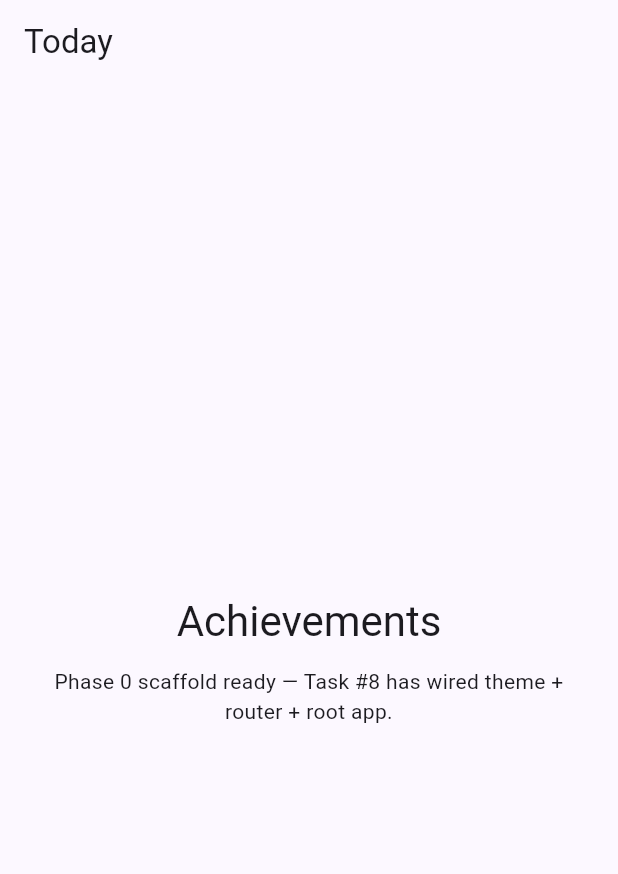
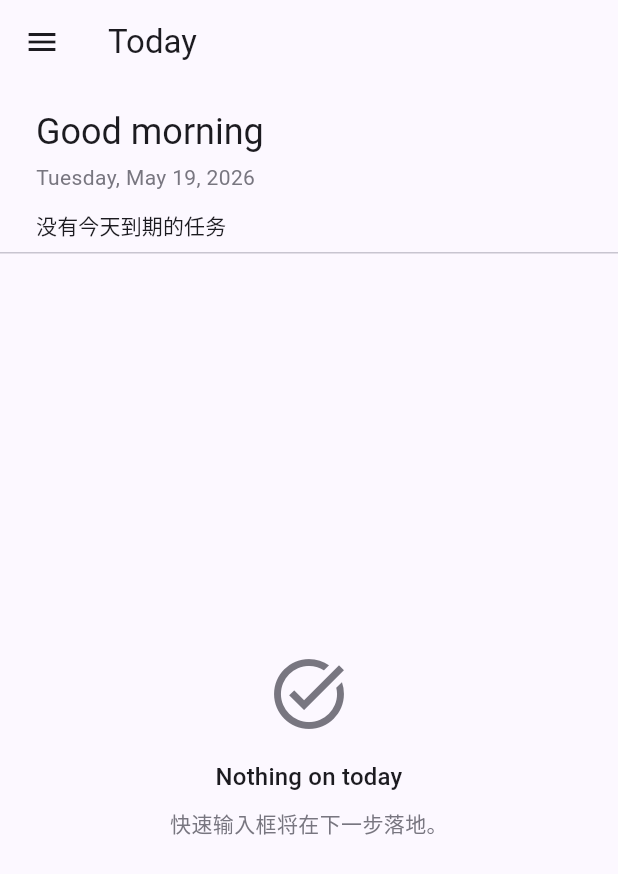
Before and after one commit to shiyi-projects/achievements, a Flutter app: the screen it shows after launch, on a phone screen of 412 x 824 dp. Shown: the top 874 px of the screen. Run offline on Flutter 3.47's test engine with Material 3 defaults, Android fonts, the phone set to English and light mode, and no system bars; our stand-ins replace drift, flutter_riverpod, go_router, riverpod_annotation, sqlite3_flutter_libs; missing offline and left inert: sqlite3; accounts and stored records are empty; generated files the repository leaves out were written again.

Commit message:
feat(frontend): build responsive shell with today skeleton
Phase 1 step 1 收尾,把 Sidebar / Today / 启动 bootstrap / 响应式布局
串起来,得到一个真正能跑的本地 Today 视图。

- lib/shared/widgets/empty_state.dart
  * 通用 EmptyState(icon + title + 可选 subtitle),后续 Sidebar /
    Search / Statistics / Achievement 等复用
- lib/features/today/today_page.dart 重写为纯 body widget(不再自带
  Scaffold / AppBar,由外层 Shell 提供):
  * 时段问候(Good morning / afternoon / evening)+ DateFormat.yMMMMEEEEd 日期
  * 待办 / 已完成数量统计
  * todayTasksProvider 流式驱动列表;tasks 为空时渲染 EmptyState
  * 任务行:checked 图标 + 删除线 + 暗化文字(完成态视觉)
- lib/app/shell.dart 响应式外壳:
  * 宽 >= 720:左侧 280px Sidebar 常驻 + VerticalDivider + 右侧 AppBar+body
  * 宽 < 720:汉堡 Drawer 包 Sidebar,body 全屏渲染
  * child 必须是 "纯 body",避免 Scaffold 嵌套
- lib/app/router.dart `/` 路由由 Shell(title:'Today') 包裹 TodayPage
- lib/app/app.dart 用 MaterialApp.router + builder gate:
  * watch appBootstrapProvider,loading -> Splash,error -> 文案,
    data -> 真实 router child
- test/widget_test.dart 重写:
  * 用 ProviderScope.overrides 覆盖 appBootstrap / todayTasks /
    allLists / allFolders 为同步空数据,避开真实 Drift
  * 断言 Today 标题渲染、MaterialApp 实例存在

flutter analyze:No issues found
flutter test:1 passed

```diff
--- a/frontend/lib/app/app.dart
+++ b/frontend/lib/app/app.dart
@@ -1,24 +1,68 @@
 import 'package:achievements/app/router.dart';
 import 'package:achievements/app/theme.dart';
+import 'package:achievements/data/repositories/bootstrap_provider.dart';
 import 'package:flutter/material.dart';
 import 'package:flutter_riverpod/flutter_riverpod.dart';
 
 /// Achievements 根 Widget。
 ///
-/// 监听 `routerProvider` 取得 GoRouter,使用 Material 3 主题
-/// (浅色 / 深色由系统 brightness 决定;Phase 4 接入设置页后改由用户偏好驱动)。
+/// MaterialApp.router 驱动路由,builder 内根据 appBootstrap 状态决定:
+///   - loading -> [_BootstrapSplash]
+///   - error   -> [_BootstrapError]
+///   - data    -> 真实页面(child!)
+///
+/// 主题默认跟随系统 brightness;Phase 4 设置页接入后由用户偏好驱动。
 class AchievementsApp extends ConsumerWidget {
   const AchievementsApp({super.key});
 
   @override
   Widget build(BuildContext context, WidgetRef ref) {
     final router = ref.watch(routerProvider);
+
     return MaterialApp.router(
       title: 'Achievements',
       debugShowCheckedModeBanner: false,
       theme: buildLightTheme(),
       darkTheme: buildDarkTheme(),
       routerConfig: router,
+      builder: (context, child) {
+        final bootstrap = ref.watch(appBootstrapProvider);
+        return bootstrap.when(
+          loading: () => const _BootstrapSplash(),
+          error: (e, st) => _BootstrapError(message: e.toString()),
+          data: (_) => child ?? const SizedBox.shrink(),
+        );
+      },
     );
   }
 }
+
+class _BootstrapSplash extends StatelessWidget {
+  const _BootstrapSplash();
+
+  @override
+  Widget build(BuildContext context) {
+    return const Scaffold(body: Center(child: CircularProgressIndicator()));
+  }
+}
+
+class _BootstrapError extends StatelessWidget {
+  const _BootstrapError({required this.message});
+
+  final String message;
+
+  @override
+  Widget build(BuildContext context) {
+    return Scaffold(
+      body: Center(
+        child: Padding(
+          padding: const EdgeInsets.all(24),
+          child: Text(
+            '初始化失败:$message',
+            style: TextStyle(color: Theme.of(context).colorScheme.error),
+          ),
+        ),
+      ),
+    );
+  }
+}
--- a/frontend/lib/app/router.dart
+++ b/frontend/lib/app/router.dart
@@ -1,3 +1,4 @@
+import 'package:achievements/app/shell.dart';
 import 'package:achievements/features/today/today_page.dart';
 import 'package:flutter_riverpod/flutter_riverpod.dart';
 import 'package:go_router/go_router.dart';
@@ -7,8 +8,8 @@ part 'router.g.dart';
 
 /// 应用顶层路由配置。
 ///
-/// Phase 0 只暴露根路径 `/`,渲染 TodayPage。后续 Phase 在此基础上追加
-/// `/list/:id`、`/task/:id`、`/calendar`、`/focus`、`/stats` 等。
+/// Phase 1 step 1 只暴露根路径 `/`,渲染 [AppShell] 嵌套 [TodayPage]。
+/// 后续 Phase 在此基础上追加 list / task / calendar / focus / stats 等。
 @Riverpod(keepAlive: true)
 GoRouter router(Ref ref) {
   return GoRouter(
@@ -17,7 +18,8 @@ GoRouter router(Ref ref) {
       GoRoute(
         path: '/',
         name: 'today',
-        builder: (context, state) => const TodayPage(),
+        builder: (context, state) =>
+            const AppShell(title: 'Today', child: TodayPage()),
       ),
     ],
   );
--- /dev/null
+++ b/frontend/lib/app/shell.dart
@@ -0,0 +1,49 @@
+import 'package:achievements/features/sidebar/sidebar.dart';
+import 'package:flutter/material.dart';
+
+/// 响应式应用外壳。
+///
+/// - 桌面(width >= [_kSplitBreakpoint]):左侧 [Sidebar] 常驻,无 AppBar
+///   leading;右侧渲染 [child]
+/// - 移动:AppBar 自带汉堡按钮打开 [Sidebar] Drawer,body 全屏渲染 [child]
+///
+/// child 必须是"纯 body"(不要再嵌套 Scaffold / AppBar)。
+class AppShell extends StatelessWidget {
+  const AppShell({required this.title, required this.child, super.key});
+
+  final String title;
+  final Widget child;
+
+  static const double _kSplitBreakpoint = 720;
+  static const double _kSidebarWidth = 280;
+
+  @override
+  Widget build(BuildContext context) {
+    final isWide = MediaQuery.sizeOf(context).width >= _kSplitBreakpoint;
+    if (isWide) {
+      return Scaffold(
+        body: Row(
+          children: [
+            const SizedBox(width: _kSidebarWidth, child: Sidebar()),
+            const VerticalDivider(width: 1),
+            Expanded(
+              child: Column(
+                children: [
+                  AppBar(title: Text(title), automaticallyImplyLeading: false),
+                  Expanded(child: child),
+                ],
+              ),
+            ),
+          ],
+        ),
+      );
+    }
+    return Scaffold(
+      appBar: AppBar(title: Text(title)),
+      drawer: const Drawer(
+        child: SizedBox(width: _kSidebarWidth, child: Sidebar()),
+      ),
+      body: child,
+    );
+  }
+}
--- a/frontend/lib/features/today/today_page.dart
+++ b/frontend/lib/features/today/today_page.dart
@@ -1,30 +1,114 @@
+import 'package:achievements/data/local/database.dart';
+import 'package:achievements/data/repositories/task_repository.dart';
+import 'package:achievements/shared/widgets/empty_state.dart';
 import 'package:flutter/material.dart';
+import 'package:flutter_riverpod/flutter_riverpod.dart';
+import 'package:intl/intl.dart';
 
-/// Phase 0 占位首页。Phase 1 会替换为真正的 Today 视图:
-/// 欢迎语 / 日期 / 任务统计 / 任务列表 / 快速创建输入框等。
-class TodayPage extends StatelessWidget {
+/// Today 页面主体(不含 Scaffold / AppBar,由外层 AppShell 提供)。
+///
+/// Phase 1 step 1:欢迎语 / 日期 / 任务计数 / 任务列表 / 空状态。
+/// 后续 step 补:快速创建输入框、已完成折叠、连续完成天数、下拉刷新。
+class TodayPage extends ConsumerWidget {
   const TodayPage({super.key});
+
+  @override
+  Widget build(BuildContext context, WidgetRef ref) {
+    final tasksAsync = ref.watch(todayTasksProvider);
+    return tasksAsync.when(
+      loading: () => const Center(child: CircularProgressIndicator()),
+      error: (e, st) => Center(
+        child: Padding(
+          padding: const EdgeInsets.all(24),
+          child: Text('加载失败:$e'),
+        ),
+      ),
+      data: (tasks) => _TodayBody(tasks: tasks, now: DateTime.now()),
+    );
+  }
+}
+
+class _TodayBody extends StatelessWidget {
+  const _TodayBody({required this.tasks, required this.now});
+
+  final List<Task> tasks;
+  final DateTime now;
 
   @override
   Widget build(BuildContext context) {
     final theme = Theme.of(context);
-    return Scaffold(
-      appBar: AppBar(title: const Text('Today')),
-      body: Center(
-        child: Padding(
-          padding: const EdgeInsets.all(24),
+    final completed = tasks.where((t) => t.completedAt != null).length;
+    final pending = tasks.length - completed;
+    final dateLabel = DateFormat.yMMMMEEEEd().format(now);
+
+    return Column(
+      crossAxisAlignment: CrossAxisAlignment.stretch,
+      children: [
+        Padding(
+          padding: const EdgeInsets.fromLTRB(24, 16, 24, 8),
           child: Column(
-            mainAxisSize: MainAxisSize.min,
+            crossAxisAlignment: CrossAxisAlignment.start,
             children: [
-              Text('Achievements', style: theme.textTheme.headlineMedium),
+              Text(_greeting(now.hour), style: theme.textTheme.headlineSmall),
+              const SizedBox(height: 4),
+              Text(
+                dateLabel,
+                style: theme.textTheme.bodyMedium?.copyWith(
+                  color: theme.colorScheme.outline,
+                ),
+              ),
               const SizedBox(height: 12),
               Text(
-                'Phase 0 scaffold ready — Task #8 has wired theme + router + root app.',
-                textAlign: TextAlign.center,
-                style: theme.textTheme.bodyMedium,
+                tasks.isEmpty ? '没有今天到期的任务' : '$pending 个待办 · $completed 个已完成',
+                style: theme.textTheme.titleSmall,
               ),
             ],
           ),
+        ),
+        const Divider(height: 1),
+        Expanded(
+          child: tasks.isEmpty
+              ? const EmptyState(
+                  icon: Icons.task_alt_outlined,
+                  title: 'Nothing on today',
+                  subtitle: '快速输入框将在下一步落地。',
+                )
+              : ListView.separated(
+                  itemCount: tasks.length,
+                  separatorBuilder: (_, __) => const Divider(height: 1),
+                  itemBuilder: (context, i) => _TaskTile(task: tasks[i]),
+                ),
+        ),
+      ],
+    );
+  }
+
+  String _greeting(int hour) {
+    if (hour < 5) return 'Still up?';
+    if (hour < 12) return 'Good morning';
+    if (hour < 18) return 'Good afternoon';
+    return 'Good evening';
+  }
+}
+
+class _TaskTile extends StatelessWidget {
+  const _TaskTile({required this.task});
+
+  final Task task;
+
+  @override
+  Widget build(BuildContext context) {
+    final done = task.completedAt != null;
+    return ListTile(
+      leading: Icon(
+        done ? Icons.check_circle : Icons.radio_button_unchecked,
+        color: done ? Theme.of(context).colorScheme.primary : null,
+      ),
+      title: Text(
+        task.title,
+        style: TextStyle(
+          decoration: done ? TextDecoration.lineThrough : null,
+          color: done ? Theme.of(context).colorScheme.outline : null,
         ),
       ),
     );
--- /dev/null
+++ b/frontend/lib/shared/widgets/empty_state.dart
@@ -0,0 +1,50 @@
+import 'package:flutter/material.dart';
+
+/// 通用空状态组件。
+///
+/// Phase 1 用在 Today / Sidebar(待补)/ Search / Statistics / Achievement 等;
+/// Phase 2 后可接入插画资源(svg / lottie)。
+class EmptyState extends StatelessWidget {
+  const EmptyState({
+    required this.icon,
+    required this.title,
+    this.subtitle,
+    super.key,
+  });
+
+  final IconData icon;
+  final String title;
+  final String? subtitle;
+
+  @override
+  Widget build(BuildContext context) {
+    final theme = Theme.of(context);
+    return Center(
+      child: Padding(
+        padding: const EdgeInsets.all(32),
+        child: Column(
+          mainAxisSize: MainAxisSize.min,
+          children: [
+            Icon(icon, size: 56, color: theme.colorScheme.outline),
+            const SizedBox(height: 16),
+            Text(
+              title,
+              style: theme.textTheme.titleMedium,
+              textAlign: TextAlign.center,
+            ),
+            if (subtitle != null) ...[
+              const SizedBox(height: 8),
+              Text(
+                subtitle!,
+                style: theme.textTheme.bodyMedium?.copyWith(
+                  color: theme.colorScheme.outline,
+                ),
+                textAlign: TextAlign.center,
+              ),
+            ],
+          ],
+        ),
+      ),
+    );
+  }
+}
```
Also changed, not shown: 1 other file.
